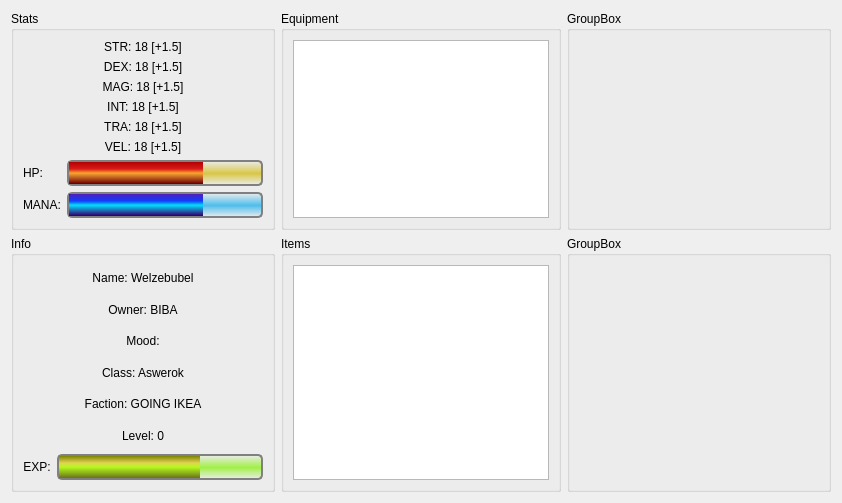
Before: the Qt Designer form heropreviewwindow.ui in SpaceWind/battle_progress_client, drawn with Qt 5.
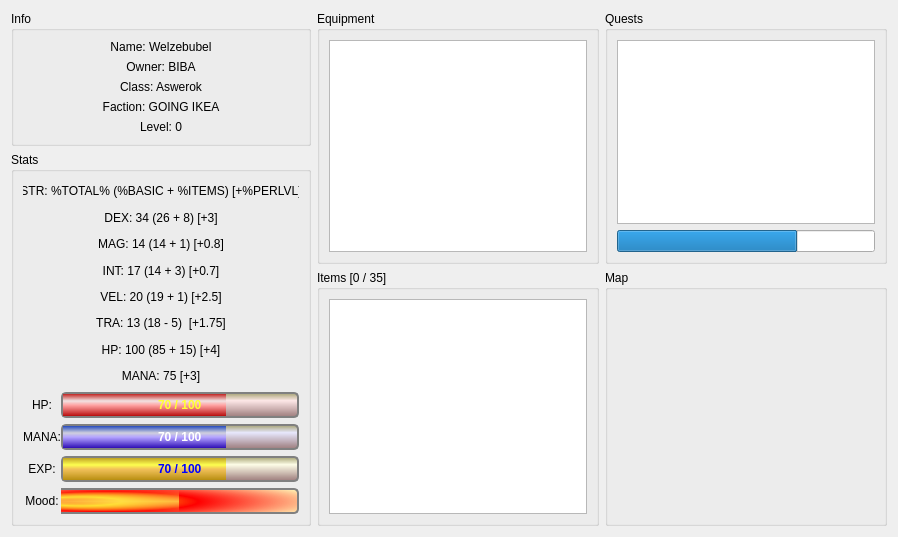
After: the same form once the commit is applied.

What changed in the file:
```diff
--- a/heropreviewwindow.ui
+++ b/heropreviewwindow.ui
@@ -6,14 +6,108 @@
    <rect>
     <x>0</x>
     <y>0</y>
-    <width>842</width>
-    <height>483</height>
+    <width>898</width>
+    <height>537</height>
    </rect>
   </property>
   <property name="windowTitle">
    <string>Hero Preview</string>
   </property>
   <layout class="QGridLayout" name="gridLayout_3">
+   <item row="2" column="2">
+    <widget class="QGroupBox" name="groupBox_6">
+     <property name="sizePolicy">
+      <sizepolicy hsizetype="Expanding" vsizetype="Expanding">
+       <horstretch>0</horstretch>
+       <verstretch>0</verstretch>
+      </sizepolicy>
+     </property>
+     <property name="minimumSize">
+      <size>
+       <width>256</width>
+       <height>256</height>
+      </size>
+     </property>
+     <property name="title">
+      <string>Map</string>
+     </property>
+     <layout class="QGridLayout" name="gridLayout_5">
+      <item row="0" column="0">
+       <widget class="QLabel" name="map_pixels">
+        <property name="text">
+         <string/>
+        </property>
+       </widget>
+      </item>
+     </layout>
+    </widget>
+   </item>
+   <item row="0" column="2" rowspan="2">
+    <widget class="QGroupBox" name="groupBox_5">
+     <property name="sizePolicy">
+      <sizepolicy hsizetype="Expanding" vsizetype="Expanding">
+       <horstretch>0</horstretch>
+       <verstretch>0</verstretch>
+      </sizepolicy>
+     </property>
+     <property name="minimumSize">
+      <size>
+       <width>256</width>
+       <height>0</height>
+      </size>
+     </property>
+     <property name="title">
+      <string>Quests</string>
+     </property>
+     <layout class="QVBoxLayout" name="verticalLayout_2">
+      <item>
+       <widget class="QListWidget" name="listWidget"/>
+      </item>
+      <item>
+       <widget class="QProgressBar" name="progressBar_6">
+        <property name="autoFillBackground">
+         <bool>false</bool>
+        </property>
+        <property name="styleSheet">
+         <string notr="true">QProgressBar::chunk {
+     background: qlineargradient(spread:pad, x1:0, y1:0, x2:0, y2:1, stop:0 rgba(83, 111, 135, 236), stop:0.318182 rgba(173, 205, 196, 223), stop:0.505682 rgba(173, 148, 180, 255), stop:0.977273 rgba(63, 32, 102, 230));
+     width: 1px;
+ }
+
+ QProgressBar {
+     border: 2px solid grey;
+     border-radius: 5px;
+     text-align: right;
+	background: qlineargradient(spread:pad, x1:0, y1:0, x2:0, y2:1, stop:0 rgba(165, 162, 114, 255), stop:0.318409 rgba(255, 255, 252, 221), stop:1 rgba(156, 123, 123, 255));
+ }
+qlineargradient(spread:pad, x1:0, y1:0, x2:0, y2:1, stop:0 rgba(165, 162, 114, 255), stop:0.318182 rgba(255, 255, 252, 221), stop:1 rgba(156, 123, 123, 255))</string>
+        </property>
+        <property name="value">
+         <number>70</number>
+        </property>
+        <property name="alignment">
+         <set>Qt::AlignLeading|Qt::AlignLeft|Qt::AlignVCenter</set>
+        </property>
+        <property name="textVisible">
+         <bool>false</bool>
+        </property>
+        <property name="orientation">
+         <enum>Qt::Horizontal</enum>
+        </property>
+        <property name="invertedAppearance">
+         <bool>false</bool>
+        </property>
+        <property name="textDirection">
+         <enum>QProgressBar::TopToBottom</enum>
+        </property>
+        <property name="format">
+         <string>%v / %m</string>
+        </property>
+       </widget>
+      </item>
+     </layout>
+    </widget>
+   </item>
    <item row="0" column="1" rowspan="2">
     <widget class="QGroupBox" name="groupBox_3">
      <property name="title">
@@ -26,169 +120,16 @@
      </layout>
     </widget>
    </item>
-   <item row="0" column="0" rowspan="2">
-    <widget class="QGroupBox" name="groupBox">
-     <property name="maximumSize">
-      <size>
-       <width>300</width>
-       <height>16777215</height>
-      </size>
-     </property>
-     <property name="title">
-      <string>Stats</string>
-     </property>
-     <layout class="QGridLayout" name="gridLayout">
-      <item row="2" column="0" colspan="2">
-       <widget class="QLabel" name="label_3">
-        <property name="text">
-         <string>MAG: 18 [+1.5]</string>
-        </property>
-        <property name="alignment">
-         <set>Qt::AlignCenter</set>
-        </property>
-       </widget>
-      </item>
-      <item row="5" column="0" colspan="2">
-       <widget class="QLabel" name="label_6">
-        <property name="text">
-         <string>VEL: 18 [+1.5]</string>
-        </property>
-        <property name="alignment">
-         <set>Qt::AlignCenter</set>
-        </property>
-       </widget>
-      </item>
-      <item row="1" column="0" colspan="2">
-       <widget class="QLabel" name="label_2">
-        <property name="text">
-         <string>DEX: 18 [+1.5]</string>
-        </property>
-        <property name="alignment">
-         <set>Qt::AlignCenter</set>
-        </property>
-       </widget>
-      </item>
-      <item row="4" column="0" colspan="2">
-       <widget class="QLabel" name="label_5">
-        <property name="text">
-         <string>TRA: 18 [+1.5]</string>
-        </property>
-        <property name="alignment">
-         <set>Qt::AlignCenter</set>
-        </property>
-       </widget>
-      </item>
-      <item row="0" column="0" colspan="2">
-       <widget class="QLabel" name="label">
-        <property name="text">
-         <string>STR: 18 [+1.5]</string>
-        </property>
-        <property name="alignment">
-         <set>Qt::AlignCenter</set>
-        </property>
-       </widget>
-      </item>
-      <item row="6" column="1">
-       <widget class="QProgressBar" name="progressBar">
-        <property name="autoFillBackground">
-         <bool>false</bool>
-        </property>
-        <property name="styleSheet">
-         <string notr="true">QProgressBar::chunk {
-     background: qlineargradient(spread:pad, x1:0, y1:0, x2:0, y2:1, stop:0 rgba(178, 0, 0, 255), stop:0.318182 rgba(216, 0, 7, 223), stop:0.505682 rgba(254, 158, 41, 207), stop:0.977273 rgba(111, 1, 1, 255));
-     width: 1px;
- }
-
- QProgressBar {
-     border: 2px solid grey;
-     border-radius: 5px;
-     text-align: right;
-	background: qlineargradient(spread:pad, x1:0, y1:0, x2:0, y2:1, stop:0 rgba(0, 0, 0, 0), stop:0.517045 rgba(216, 199, 70, 255), stop:1 rgba(255, 255, 255, 0));
- }
-
-</string>
-        </property>
-        <property name="value">
-         <number>70</number>
-        </property>
-        <property name="alignment">
-         <set>Qt::AlignLeading|Qt::AlignLeft|Qt::AlignVCenter</set>
-        </property>
-        <property name="textVisible">
-         <bool>false</bool>
-        </property>
-        <property name="orientation">
-         <enum>Qt::Horizontal</enum>
-        </property>
-        <property name="invertedAppearance">
-         <bool>false</bool>
-        </property>
-        <property name="textDirection">
-         <enum>QProgressBar::TopToBottom</enum>
-        </property>
-        <property name="format">
-         <string>%v / %m</string>
-        </property>
-       </widget>
-      </item>
-      <item row="3" column="0" colspan="2">
-       <widget class="QLabel" name="label_4">
-        <property name="text">
-         <string>INT: 18 [+1.5]</string>
-        </property>
-        <property name="alignment">
-         <set>Qt::AlignCenter</set>
-        </property>
-       </widget>
-      </item>
-      <item row="6" column="0">
-       <widget class="QLabel" name="label_7">
-        <property name="text">
-         <string>HP:</string>
-        </property>
-       </widget>
-      </item>
-      <item row="7" column="0">
-       <widget class="QLabel" name="label_8">
-        <property name="text">
-         <string>MANA:</string>
-        </property>
-       </widget>
-      </item>
-      <item row="7" column="1">
-       <widget class="QProgressBar" name="progressBar_2">
-        <property name="styleSheet">
-         <string notr="true">QProgressBar::chunk {
-     background: qlineargradient(spread:pad, x1:0, y1:0, x2:0, y2:1, stop:0 rgba(55, 0, 178, 219), stop:0.318182 rgba(0, 39, 255, 223), stop:0.505682 rgba(3, 222, 254, 255), stop:0.977273 rgba(53, 0, 111, 255));
-     width: 1px;
- }
-
- QProgressBar {
-     border: 2px solid grey;
-     border-radius: 5px;
-     text-align: right;
-	background: qlineargradient(spread:pad, x1:0, y1:0, x2:0, y2:1, stop:0 rgba(0, 0, 0, 0), stop:0.517045 rgba(77, 190, 237, 255), stop:1 rgba(255, 255, 255, 0));
- }
-</string>
-        </property>
-        <property name="value">
-         <number>70</number>
-        </property>
-        <property name="textVisible">
-         <bool>false</bool>
-        </property>
-        <property name="format">
-         <string>%v / %m</string>
-        </property>
-       </widget>
-      </item>
-     </layout>
-    </widget>
-   </item>
    <item row="2" column="1">
     <widget class="QGroupBox" name="groupBox_4">
      <property name="title">
-      <string>Items</string>
+      <string>Items [0 / 35]</string>
+     </property>
+     <property name="flat">
+      <bool>false</bool>
+     </property>
+     <property name="checkable">
+      <bool>false</bool>
      </property>
      <layout class="QVBoxLayout" name="verticalLayout">
       <item>
@@ -197,7 +138,7 @@
      </layout>
     </widget>
    </item>
-   <item row="2" column="0">
+   <item row="0" column="0">
     <widget class="QGroupBox" name="groupBox_2">
      <property name="maximumSize">
       <size>
@@ -219,16 +160,6 @@
         </property>
        </widget>
       </item>
-      <item row="6" column="0">
-       <widget class="QLabel" name="label_13">
-        <property name="text">
-         <string>EXP:</string>
-        </property>
-        <property name="alignment">
-         <set>Qt::AlignCenter</set>
-        </property>
-       </widget>
-      </item>
       <item row="0" column="0" colspan="2">
        <widget class="QLabel" name="label_9">
         <property name="text">
@@ -269,50 +200,58 @@
         </property>
        </widget>
       </item>
-      <item row="6" column="1">
-       <widget class="QProgressBar" name="progressBar_3">
-        <property name="autoFillBackground">
-         <bool>false</bool>
+     </layout>
+    </widget>
+   </item>
+   <item row="1" column="0" rowspan="2">
+    <widget class="QGroupBox" name="groupBox">
+     <property name="maximumSize">
+      <size>
+       <width>300</width>
+       <height>16777215</height>
+      </size>
+     </property>
+     <property name="title">
+      <string>Stats</string>
+     </property>
+     <layout class="QGridLayout" name="gridLayout">
+      <property name="rightMargin">
+       <number>9</number>
+      </property>
+      <property name="horizontalSpacing">
+       <number>0</number>
+      </property>
+      <item row="9" column="0" colspan="4">
+       <widget class="QLabel" name="label_16">
+        <property name="text">
+         <string>HP: 100 (85 + 15) [+4]</string>
         </property>
-        <property name="styleSheet">
-         <string notr="true">QProgressBar::chunk {
-     background: qlineargradient(spread:pad, x1:0, y1:0, x2:0, y2:1, stop:0 rgba(124, 131, 0, 255), stop:0.318182 rgba(232, 207, 73, 223), stop:0.505682 rgba(180,250, 30, 255), stop:0.977273 rgba(110, 120, 24, 255));
-     width: 1px;
- }
-
- QProgressBar {
-     border: 2px solid grey;
-     border-radius: 5px;
-     text-align: right;
-	background: qlineargradient(spread:pad, x1:0, y1:0, x2:0, y2:1, stop:0 rgba(0, 0, 0, 0), stop:0.517045 rgba(160, 240, 70, 255), stop:1 rgba(255, 255, 255, 0));
- }
-
-</string>
+        <property name="alignment">
+         <set>Qt::AlignCenter</set>
         </property>
-        <property name="value">
-         <number>70</number>
+       </widget>
+      </item>
+      <item row="3" column="0" colspan="4">
+       <widget class="QLabel" name="label_3">
+        <property name="text">
+         <string>MAG: 14 (14 + 1) [+0.8]</string>
         </property>
         <property name="alignment">
-         <set>Qt::AlignLeading|Qt::AlignLeft|Qt::AlignVCenter</set>
+         <set>Qt::AlignCenter</set>
         </property>
-        <property name="textVisible">
-         <bool>false</bool>
+       </widget>
+      </item>
+      <item row="7" column="0" colspan="4">
+       <widget class="QLabel" name="label_6">
+        <property name="text">
+         <string>VEL: 20 (19 + 1) [+2.5]</string>
         </property>
-        <property name="orientation">
-         <enum>Qt::Horizontal</enum>
+        <property name="alignment">
+         <set>Qt::AlignCenter</set>
         </property>
-        <property name="invertedAppearance">
-         <bool>false</bool>
-        </property>
-        <property name="textDirection">
-         <enum>QProgressBar::TopToBottom</enum>
-        </property>
-        <property name="format">
-         <string>%v / %m</string>
-        </property>
        </widget>
       </item>
-      <item row="2" column="0" colspan="2">
+      <item row="16" column="0">
        <widget class="QLabel" name="label_15">
         <property name="text">
          <string>Mood:</string>
@@ -322,47 +261,260 @@
         </property>
        </widget>
       </item>
+      <item row="14" column="0">
+       <widget class="QLabel" name="label_13">
+        <property name="text">
+         <string>EXP:</string>
+        </property>
+        <property name="alignment">
+         <set>Qt::AlignCenter</set>
+        </property>
+       </widget>
+      </item>
+      <item row="13" column="0">
+       <widget class="QLabel" name="label_8">
+        <property name="text">
+         <string>MANA:</string>
+        </property>
+        <property name="alignment">
+         <set>Qt::AlignCenter</set>
+        </property>
+       </widget>
+      </item>
+      <item row="12" column="0">
+       <widget class="QLabel" name="label_7">
+        <property name="text">
+         <string>HP:</string>
+        </property>
+        <property name="alignment">
+         <set>Qt::AlignCenter</set>
+        </property>
+       </widget>
+      </item>
+      <item row="14" column="1" colspan="3">
+       <widget class="QProgressBar" name="progressBar_3">
+        <property name="autoFillBackground">
+         <bool>false</bool>
+        </property>
+        <property name="styleSheet">
+         <string notr="true">QProgressBar::chunk {
+     background: qlineargradient(spread:pad, x1:0, y1:0, x2:0, y2:1, stop:0 rgba(194, 161, 27, 236), stop:0.318182 rgba(253, 255, 75, 248), stop:0.505682 rgba(241, 192, 90, 255), stop:0.977273 rgba(189, 145, 8, 230));
+     width: 1px;
+ }
+
+ QProgressBar {
+     border: 2px solid grey;
+     border-radius: 5px;
+     text-align: right;
+	background: qlineargradient(spread:pad, x1:0, y1:0, x2:0, y2:1, stop:0 rgba(165, 162, 114, 255), stop:0.318409 rgba(255, 255, 230, 221), stop:1 rgba(156, 123, 123, 255));
+		color: #00f;
+	font-weight: bold;
+     text-align: center;
+ }
+
+</string>
+        </property>
+        <property name="value">
+         <number>70</number>
+        </property>
+        <property name="alignment">
+         <set>Qt::AlignLeading|Qt::AlignLeft|Qt::AlignVCenter</set>
+        </property>
+        <property name="textVisible">
+         <bool>true</bool>
+        </property>
+        <property name="orientation">
+         <enum>Qt::Horizontal</enum>
+        </property>
+        <property name="invertedAppearance">
+         <bool>false</bool>
+        </property>
+        <property name="textDirection">
+         <enum>QProgressBar::TopToBottom</enum>
+        </property>
+        <property name="format">
+         <string>%v / %m</string>
+        </property>
+       </widget>
+      </item>
+      <item row="13" column="1" colspan="3">
+       <widget class="QProgressBar" name="progressBar_2">
+        <property name="styleSheet">
+         <string notr="true">QProgressBar::chunk {
+     background: qlineargradient(spread:pad, x1:0, y1:0, x2:0, y2:1, stop:0 rgba(27, 67, 194, 236), stop:0.318182 rgba(206, 206, 219, 241), stop:0.505682 rgba(180, 164, 255, 255), stop:0.977273 rgba(41, 8, 189, 230));
+     width: 1px;
+ }
+
+ QProgressBar {
+     border: 2px solid grey;
+     border-radius: 5px;
+	background: qlineargradient(spread:pad, x1:0, y1:0, x2:0, y2:1, stop:0 rgba(165, 162, 114, 255), stop:0.318409 rgba(230, 230, 255, 221), stop:1 rgba(156, 123, 123, 255));
+		color: #FFF;
+	font-weight: bold;
+     text-align: center;
+ }
+</string>
+        </property>
+        <property name="value">
+         <number>70</number>
+        </property>
+        <property name="textVisible">
+         <bool>true</bool>
+        </property>
+        <property name="format">
+         <string>%v / %m</string>
+        </property>
+       </widget>
+      </item>
+      <item row="12" column="1" colspan="3">
+       <widget class="QProgressBar" name="progressBar">
+        <property name="autoFillBackground">
+         <bool>false</bool>
+        </property>
+        <property name="styleSheet">
+         <string notr="true">QProgressBar::chunk {
+     background: qlineargradient(spread:pad, x1:0, y1:0, x2:0, y2:1, stop:0 rgba(194, 27, 27, 236), stop:0.318182 rgba(241, 227, 227, 241), stop:0.505682 rgba(255, 164, 164, 255), stop:0.977273 rgba(189, 8, 8, 230));
+     width: 1px;
+ }
+
+ QProgressBar {
+     border: 2px solid grey;
+     border-radius: 5px;
+     text-align: center;
+	background: qlineargradient(spread:pad, x1:0, y1:0, x2:0, y2:1, stop:0 rgba(165, 162, 114, 255), stop:0.318409 rgba(255, 230, 230, 221), stop:1 rgba(156, 123, 123, 255));
+	color: #FF3;
+	font-weight: bold;
+     text-align: center;
+ }
+</string>
+        </property>
+        <property name="value">
+         <number>70</number>
+        </property>
+        <property name="alignment">
+         <set>Qt::AlignLeading|Qt::AlignLeft|Qt::AlignVCenter</set>
+        </property>
+        <property name="textVisible">
+         <bool>true</bool>
+        </property>
+        <property name="orientation">
+         <enum>Qt::Horizontal</enum>
+        </property>
+        <property name="invertedAppearance">
+         <bool>false</bool>
+        </property>
+        <property name="textDirection">
+         <enum>QProgressBar::TopToBottom</enum>
+        </property>
+        <property name="format">
+         <string>%v / %m</string>
+        </property>
+       </widget>
+      </item>
+      <item row="1" column="0" colspan="4">
+       <widget class="QLabel" name="label">
+        <property name="text">
+         <string>STR: %TOTAL% (%BASIC + %ITEMS) [+%PERLVL]</string>
+        </property>
+        <property name="alignment">
+         <set>Qt::AlignCenter</set>
+        </property>
+       </widget>
+      </item>
+      <item row="4" column="0" colspan="4">
+       <widget class="QLabel" name="label_4">
+        <property name="text">
+         <string>INT: 17 (14 + 3) [+0.7]</string>
+        </property>
+        <property name="alignment">
+         <set>Qt::AlignCenter</set>
+        </property>
+       </widget>
+      </item>
+      <item row="16" column="3">
+       <widget class="QProgressBar" name="progressBar_5">
+        <property name="autoFillBackground">
+         <bool>false</bool>
+        </property>
+        <property name="styleSheet">
+         <string notr="true">QProgressBar::chunk {
+     background: qlineargradient(spread:pad, x1:0, y1:0, x2:0, y2:1, stop:0 rgba(0, 0, 0, 0), stop:0.517045 rgba(255, 220, 80, 200), stop:1 rgba(255, 255, 255, 0));
+     width: 1px;
+ }
+
+ QProgressBar {
+     border: 2px solid grey;
+	border-left: 0px;
+     border-top-right-radius: 5px;
+     border-bottom-right-radius: 5px;
+     text-align: right;
+	background: qradialgradient(spread:repeat, cx:1, cy:0.567, radius:2, fx:0.001, fy:0.511236, stop:0 rgba(255, 0, 0, 255), stop:0.0852273 rgba(255, 224, 11, 242), stop:0.193182 rgba(255, 0, 0, 255), stop:0.384932 rgba(255, 247, 183, 255), stop:0.642045 rgba(255, 255, 255, 255), stop:0.742466 rgba(255, 0, 0, 255), stop:0.817808 rgba(255, 255, 255, 255), stop:1 rgba(255, 0, 0, 255));
+ }
+
+</string>
+        </property>
+        <property name="minimum">
+         <number>0</number>
+        </property>
+        <property name="maximum">
+         <number>1000</number>
+        </property>
+        <property name="value">
+         <number>500</number>
+        </property>
+        <property name="alignment">
+         <set>Qt::AlignLeading|Qt::AlignLeft|Qt::AlignVCenter</set>
+        </property>
+        <property name="textVisible">
+         <bool>false</bool>
+        </property>
+        <property name="orientation">
+         <enum>Qt::Horizontal</enum>
+        </property>
+        <property name="invertedAppearance">
+         <bool>false</bool>
+        </property>
+        <property name="textDirection">
+         <enum>QProgressBar::TopToBottom</enum>
+        </property>
+        <property name="format">
+         <string>%v / %m</string>
+        </property>
+       </widget>
+      </item>
+      <item row="2" column="0" colspan="4">
+       <widget class="QLabel" name="label_2">
+        <property name="text">
+         <string>DEX: 34 (26 + 8) [+3]</string>
+        </property>
+        <property name="alignment">
+         <set>Qt::AlignCenter</set>
+        </property>
+       </widget>
+      </item>
+      <item row="8" column="0" colspan="4">
+       <widget class="QLabel" name="label_5">
+        <property name="text">
+         <string>TRA: 13 (18 - 5)  [+1.75]</string>
+        </property>
+        <property name="alignment">
+         <set>Qt::AlignCenter</set>
+        </property>
+       </widget>
+      </item>
+      <item row="10" column="0" colspan="4">
+       <widget class="QLabel" name="label_17">
+        <property name="text">
+         <string>MANA: 75 [+3]</string>
+        </property>
+        <property name="alignment">
+         <set>Qt::AlignCenter</set>
+        </property>
+       </widget>
+      </item>
      </layout>
     </widget>
    </item>
-   <item row="0" column="2" rowspan="2">
-    <widget class="QGroupBox" name="groupBox_5">
-     <property name="sizePolicy">
-      <sizepolicy hsizetype="Expanding" vsizetype="Expanding">
-       <horstretch>0</horstretch>
-       <verstretch>0</verstretch>
-      </sizepolicy>
-     </property>
-     <property name="minimumSize">
-      <size>
-       <width>256</width>
-       <height>0</height>
-      </size>
-     </property>
-     <property name="title">
-      <string>GroupBox</string>
-     </property>
-    </widget>
-   </item>
-   <item row="2" column="2">
-    <widget class="QGroupBox" name="groupBox_6">
-     <property name="sizePolicy">
-      <sizepolicy hsizetype="Expanding" vsizetype="Expanding">
-       <horstretch>0</horstretch>
-       <verstretch>0</verstretch>
-      </sizepolicy>
-     </property>
-     <property name="minimumSize">
-      <size>
-       <width>256</width>
-       <height>256</height>
-      </size>
-     </property>
-     <property name="title">
-      <string>GroupBox</string>
-     </property>
-    </widget>
-   </item>
   </layout>
  </widget>
  <resources/>
```
